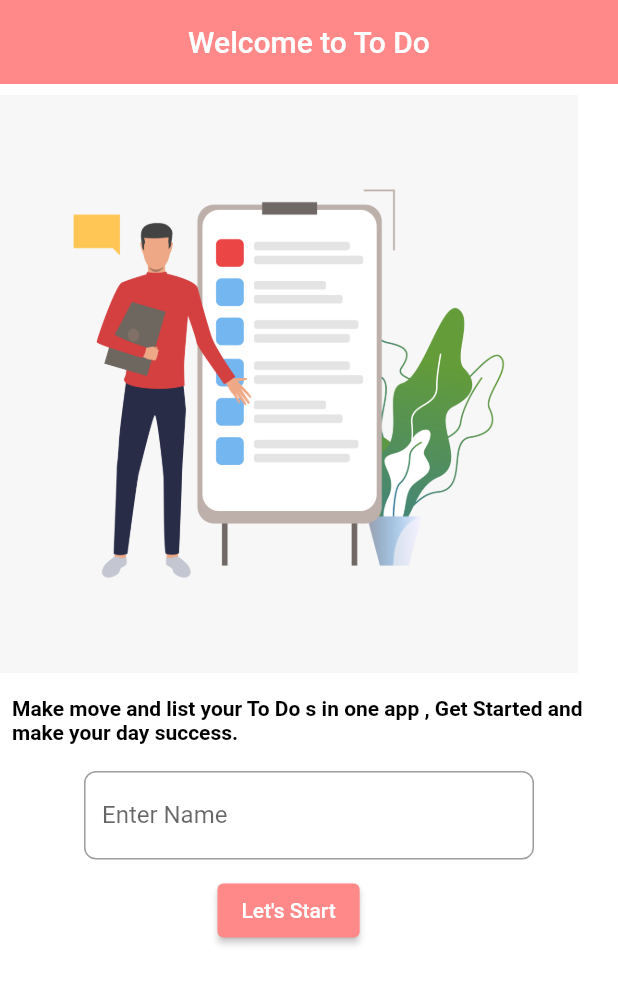
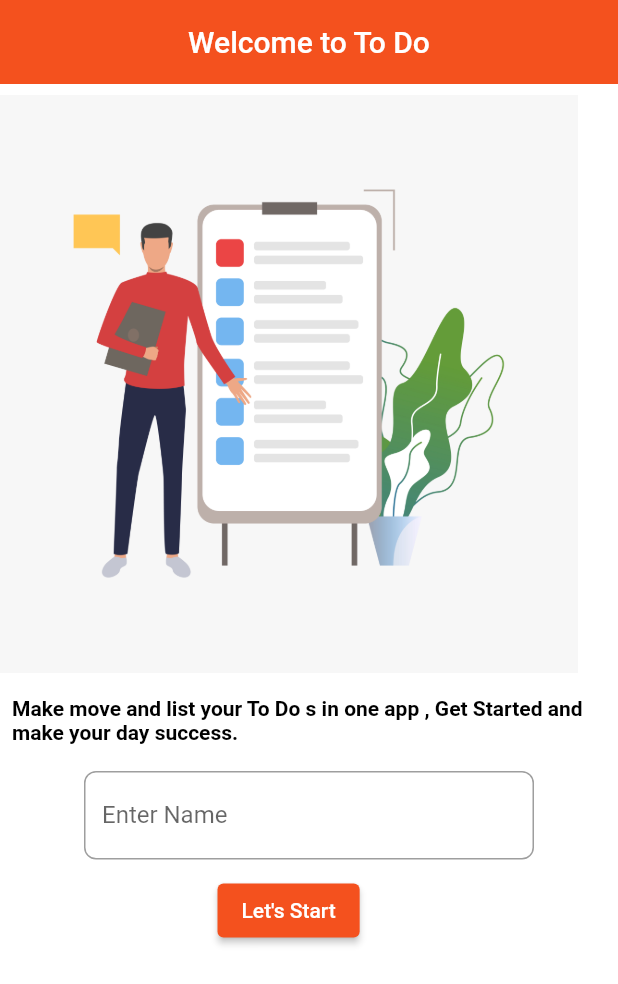
Before and after one commit to DishaKD/todo-flutter-app, a Flutter app: the screen it shows after launch, on a phone screen of 412 x 824 dp. Shown: the top 984 px of the screen. Run offline on Flutter 3.47's test engine with Material 2 defaults, Android fonts, the phone set to English and light mode, and no system bars; our stand-ins replace google_fonts.

Commit message:
modified:   lib/Constants/colors.dart 	modified:   lib/screens/Login/login_form.dart

```diff
--- a/lib/Constants/colors.dart
+++ b/lib/Constants/colors.dart
@@ -1,3 +1,4 @@
 import 'package:flutter/material.dart';
 
-const Color kAppBarColor = Color(0xFFFF8888);
+const Color kAppBarColor = Color(0xFFF4511E);
+const Color kButtonColor = Color(0xFFEF5350);
```
